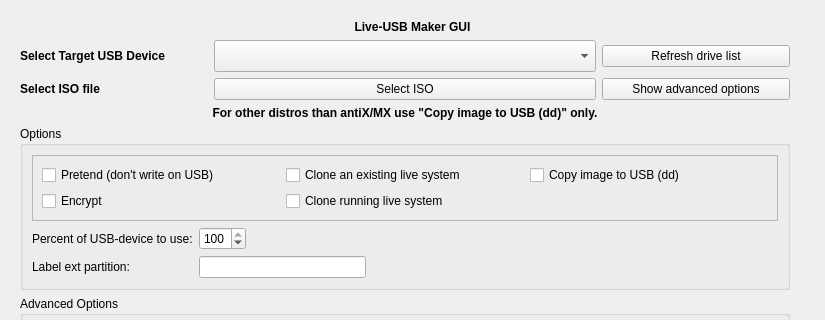
First picture: the form in mainwindow.ui, repository AdrianTM/mx-live-usb-maker, before the edit; both pictures show x 0 to 825 and y 0 to 320 of the 825 by 789 pixel window.
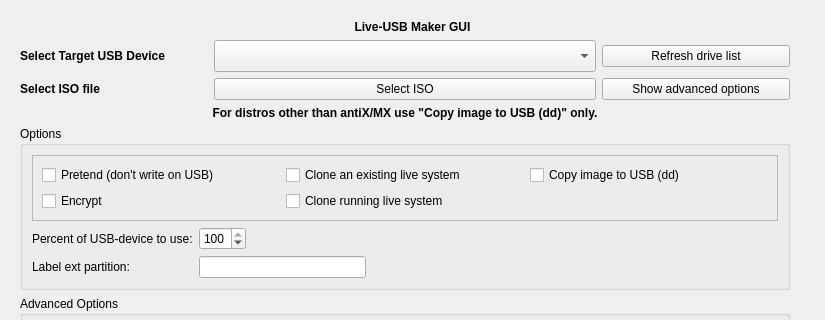
Second picture: the form after the edit. Icons and pictures are not drawn.

What changed in the file:
```diff
--- a/mainwindow.ui
+++ b/mainwindow.ui
@@ -455,7 +455,7 @@
           </font>
          </property>
          <property name="text">
-          <string>For other distros than antiX/MX use &quot;Copy image to USB (dd)&quot; only.</string>
+          <string>For distros other than antiX/MX use &quot;Copy image to USB (dd)&quot; only.</string>
          </property>
          <property name="alignment">
           <set>Qt::AlignCenter</set>
```
